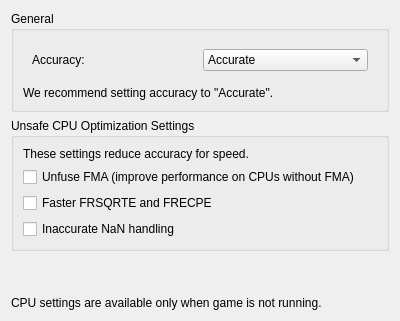
First picture: the form in src/yuzu/configuration/configure_cpu.ui, repository QuantumGhost/yuzu, before the edit.
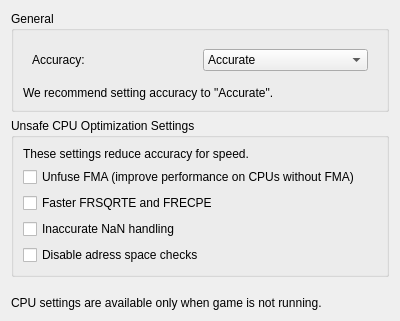
Second picture: the form after the edit.

What changed in the file:
```diff
--- a/src/yuzu/configuration/configure_cpu.ui
+++ b/src/yuzu/configuration/configure_cpu.ui
@@ -123,6 +123,18 @@
           </property>
          </widget>
         </item>
+        <item>
+         <widget class="QCheckBox" name="cpuopt_unsafe_fastmem_check">
+          <property name="toolTip">
+           <string>
+            &lt;div&gt;This option improves speed by eliminating a safety check before every memory read/write in guest. Disabling it may allow a game to read/write the emulator's memory.&lt;/div&gt;
+           </string>
+          </property>
+          <property name="text">
+           <string>Disable adress space checks</string>
+          </property>
+         </widget>
+        </item>
        </layout>
       </widget>
      </item>
```
